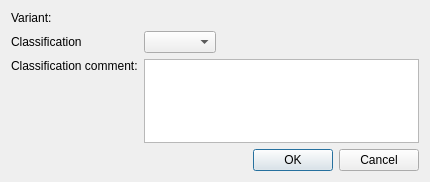
This is src/GSvar/ClassificationDialog.ui in imgag/ngs-bits as Qt 5 draws it before an edit. The edited form follows.
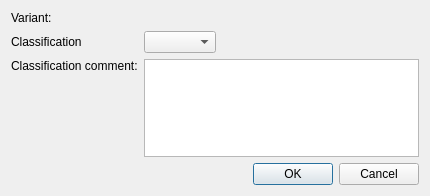
This is the edited form.

Diff of the .ui file:
```diff
--- a/src/GSvar/ClassificationDialog.ui
+++ b/src/GSvar/ClassificationDialog.ui
@@ -7,7 +7,7 @@
     <x>0</x>
     <y>0</y>
     <width>430</width>
-    <height>182</height>
+    <height>196</height>
    </rect>
   </property>
   <property name="windowTitle">
@@ -74,7 +74,7 @@
       <string>&lt;!DOCTYPE HTML PUBLIC &quot;-//W3C//DTD HTML 4.0//EN&quot; &quot;http://www.w3.org/TR/REC-html40/strict.dtd&quot;&gt;
 &lt;html&gt;&lt;head&gt;&lt;meta name=&quot;qrichtext&quot; content=&quot;1&quot; /&gt;&lt;style type=&quot;text/css&quot;&gt;
 p, li { white-space: pre-wrap; }
-&lt;/style&gt;&lt;/head&gt;&lt;body style=&quot; font-family:'MS Shell Dlg 2'; font-size:8.25pt; font-weight:400; font-style:normal;&quot;&gt;
+&lt;/style&gt;&lt;/head&gt;&lt;body style=&quot; font-family:'MS Shell Dlg 2'; font-size:7.8pt; font-weight:400; font-style:normal;&quot;&gt;
 &lt;p style=&quot;-qt-paragraph-type:empty; margin-top:0px; margin-bottom:0px; margin-left:0px; margin-right:0px; -qt-block-indent:0; text-indent:0px; font-size:8pt;&quot;&gt;&lt;br /&gt;&lt;/p&gt;&lt;/body&gt;&lt;/html&gt;</string>
      </property>
     </widget>
```
Left out of the diff: 2 changed lines with no effect on the pictures.
